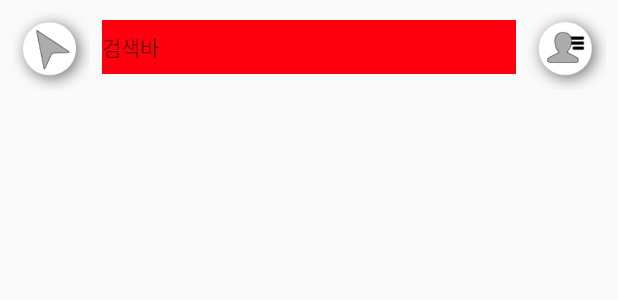
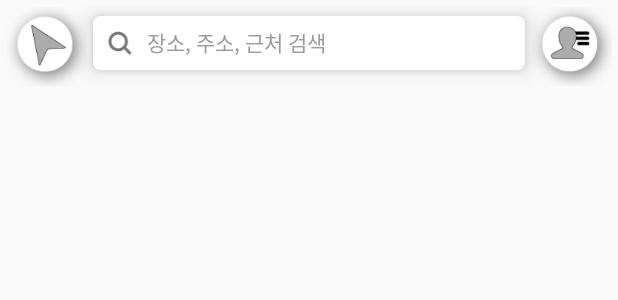
Before and after one commit to BanZhuang/MapSNS, an Android app: the layout activity_main.xml on its own in the app's theme, with its tools: preview values and no code run, on a phone screen of 412 x 824 dp. Shown: the top 300 px of the screen. Run offline under Robolectric (Android 15) with nearby library versions, the phone set to English and light mode, and no system bars.

Commit message:
set Map Current Location & Change search Bar

```diff
--- a/app/build.gradle
+++ b/app/build.gradle
@@ -26,6 +26,7 @@ dependencies {
     })
     compile 'com.android.support:appcompat-v7:25.2.0'
     compile 'com.android.support.constraint:constraint-layout:1.0.2'
+    compile 'gun0912.ted:tedpermission:1.0.3'
     testCompile 'junit:junit:4.12'
     compile files('libs/libDaumMapAndroid.jar')
 }
--- /dev/null
+++ b/app/src/main/res/drawable/box_rounded_white.xml
@@ -0,0 +1,7 @@
+<?xml version="1.0" encoding="utf-8"?>
+<shape xmlns:android="http://schemas.android.com/apk/res/android"
+    android:shape="rectangle">
+    <corners android:radius="5dp"/>
+    <solid android:color="#ffffff"/>
+
+</shape>
--- a/app/src/main/res/layout/activity_main.xml
+++ b/app/src/main/res/layout/activity_main.xml
@@ -19,7 +19,7 @@
             android:layout_width="match_parent"
             android:layout_height="54dp"
             android:layout_gravity="top"
-            android:layout_margin="8dp"
+            android:layout_margin="4dp"
             android:gravity="center_vertical"
             android:orientation="horizontal"
             android:weightSum="1">
@@ -27,11 +27,10 @@
             <FrameLayout
                 android:layout_width="wrap_content"
                 android:layout_height="match_parent"
-                android:layout_marginRight="8dp">
-
+                android:layout_marginRight="4dp">
                 <ImageView
-                    android:layout_width="52dp"
-                    android:layout_height="52dp"
+                    android:layout_width="54dp"
+                    android:layout_height="54dp"
                     android:src="@drawable/icon_current_location_empty"/>
             </FrameLayout>
 
@@ -39,24 +38,35 @@
                 android:layout_width="0dp"
                 android:layout_height="36dp"
                 android:layout_weight="1"
-                android:layout_marginTop="-3dp"
+                android:layout_marginTop="-2dp"
                 android:gravity="center_vertical"
-                android:background="#FF000F">
+                android:background="@drawable/box_rounded_white"
+                android:elevation="8dp">
                 <!-- TODO:검색바 만들기 -->
-                <TextView
+                <ImageView
+                    android:layout_width="wrap_content"
+                    android:layout_height="match_parent"
+                    android:adjustViewBounds="true"
+                    android:scaleType="fitCenter"
+                    android:padding="10dp"
+                    android:src="@drawable/icon_search"/>
+                <EditText
+                    android:id="@+id/activity_main_search"
                     android:layout_width="match_parent"
                     android:layout_height="wrap_content"
-                    android:text="검색바"/>
+                    android:text="장소, 주소, 근처 검색"
+                    android:background="@null"
+                    android:textSize="14dp"
+                    android:textColor="@color/editTextNull"/>
             </LinearLayout>
 
             <FrameLayout
                 android:layout_width="wrap_content"
                 android:layout_height="match_parent"
-                android:layout_marginLeft="8dp">
-
+                android:layout_marginLeft="4dp">
                 <ImageView
-                    android:layout_width="52dp"
-                    android:layout_height="52dp"
+                    android:layout_width="54dp"
+                    android:layout_height="54dp"
                     android:src="@drawable/icon_main_listview"/>
             </FrameLayout>
 
--- a/app/src/main/res/values/colors.xml
+++ b/app/src/main/res/values/colors.xml
@@ -3,4 +3,6 @@
     <color name="colorPrimary">#3F51B5</color>
     <color name="colorPrimaryDark">#303F9F</color>
     <color name="colorAccent">#FF4081</color>
+    <color name="editTextNull">#9b9b9b</color>
+    <color name="editTextNotNull">#000000</color>
 </resources>
```
Also changed, not shown: app/src/main/AndroidManifest.xml (+3 -4 lines), app/src/main/java/com/jiwoon/tgwing/mapsns/MainActivity.java (+113 -8 lines).
